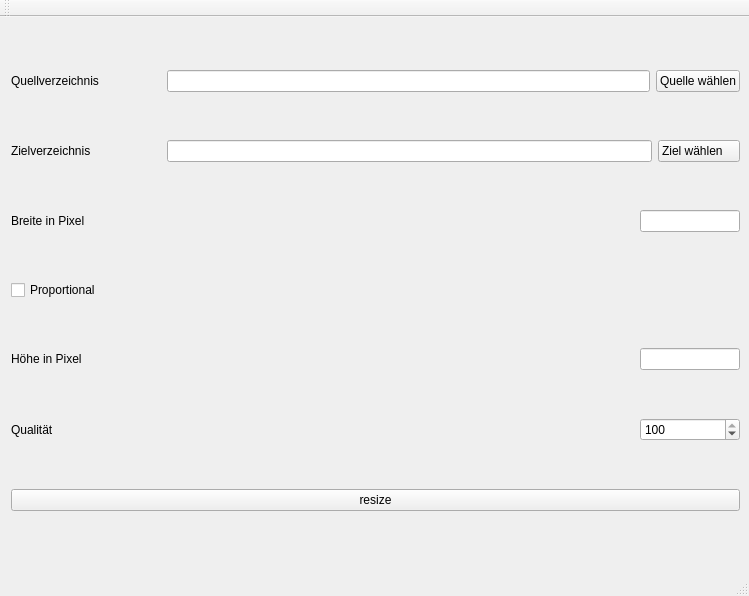
This is qtimageresizer.ui in claudio-walser/QtImageResizer as Qt 5 draws it before an edit. The edited form follows.
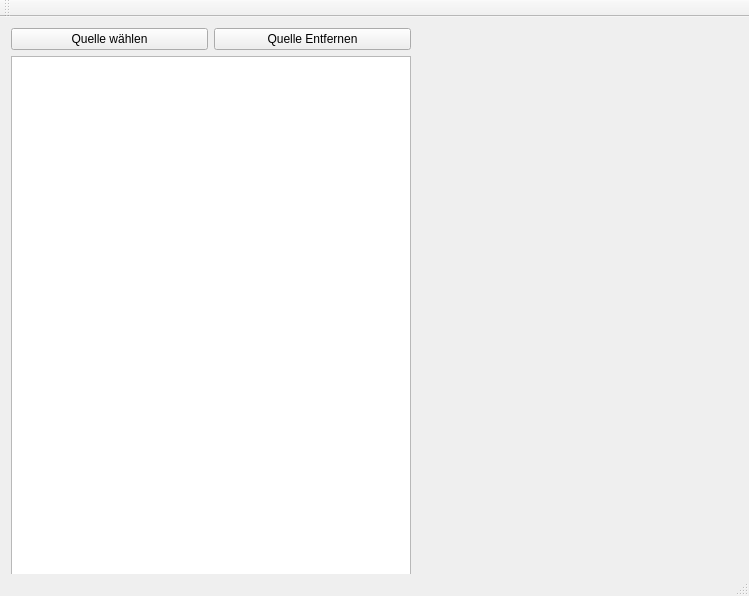
This is the edited form.

```diff
--- a/qtimageresizer.ui
+++ b/qtimageresizer.ui
@@ -19,39 +19,38 @@
      <rect>
       <x>0</x>
       <y>0</y>
-      <width>751</width>
-      <height>551</height>
+      <width>422</width>
+      <height>611</height>
      </rect>
     </property>
     <layout class="QVBoxLayout" name="verticalLayout">
      <item>
-      <layout class="QHBoxLayout" name="horizontalLayout_8">
+      <layout class="QVBoxLayout" name="layoutSource">
        <item>
-        <widget class="QLabel" name="label">
-         <property name="minimumSize">
-          <size>
-           <width>150</width>
-           <height>0</height>
-          </size>
-         </property>
-         <property name="maximumSize">
-          <size>
-           <width>16777215</width>
-           <height>16777215</height>
-          </size>
-         </property>
-         <property name="text">
-          <string>Quellverzeichnis</string>
-         </property>
-        </widget>
+        <layout class="QHBoxLayout" name="layoutSourceButtons">
+         <item>
+          <widget class="QPushButton" name="buttonSourceAdd">
+           <property name="text">
+            <string>Quelle wählen</string>
+           </property>
+          </widget>
+         </item>
+         <item>
+          <widget class="QPushButton" name="buttonSourceRemove">
+           <property name="text">
+            <string>Quelle Entfernen</string>
+           </property>
+          </widget>
+         </item>
+        </layout>
        </item>
        <item>
-        <widget class="QLineEdit" name="lineEdit_4"/>
-       </item>
-       <item>
-        <widget class="QPushButton" name="pushButton_2">
-         <property name="text">
-          <string>Quelle wählen</string>
+        <widget class="QListView" name="listViewSources">
+         <property name="sizePolicy">
+          <sizepolicy hsizetype="Expanding" vsizetype="Preferred">
+           <horstretch>0</horstretch>
+           <verstretch>0</verstretch>
+          </sizepolicy>
          </property>
         </widget>
        </item>
@@ -60,123 +59,7 @@
      <item>
       <layout class="QHBoxLayout" name="horizontalLayout_7">
        <item>
-        <widget class="QLabel" name="label_2">
-         <property name="minimumSize">
-          <size>
-           <width>150</width>
-           <height>0</height>
-          </size>
-         </property>
-         <property name="text">
-          <string>Zielverzeichnis</string>
-         </property>
-        </widget>
-       </item>
-       <item>
-        <widget class="QLineEdit" name="lineEdit_3"/>
-       </item>
-       <item>
-        <widget class="QPushButton" name="pushButton_3">
-         <property name="text">
-          <string>Ziel wählen    </string>
-         </property>
-        </widget>
-       </item>
-      </layout>
-     </item>
-     <item>
-      <layout class="QHBoxLayout" name="horizontalLayout_6">
-       <item>
-        <widget class="QLabel" name="label_3">
-         <property name="minimumSize">
-          <size>
-           <width>150</width>
-           <height>0</height>
-          </size>
-         </property>
-         <property name="text">
-          <string>Breite in Pixel</string>
-         </property>
-        </widget>
-       </item>
-       <item>
-        <widget class="QLineEdit" name="lineEdit">
-         <property name="maximumSize">
-          <size>
-           <width>100</width>
-           <height>16777215</height>
-          </size>
-         </property>
-        </widget>
-       </item>
-      </layout>
-     </item>
-     <item>
-      <layout class="QHBoxLayout" name="horizontalLayout_5">
-       <item>
-        <widget class="QCheckBox" name="checkBox">
-         <property name="autoFillBackground">
-          <bool>false</bool>
-         </property>
-         <property name="text">
-          <string>Proportional</string>
-         </property>
-        </widget>
-       </item>
-      </layout>
-     </item>
-     <item>
-      <layout class="QHBoxLayout" name="horizontalLayout_4">
-       <item>
-        <widget class="QLabel" name="label_4">
-         <property name="text">
-          <string>Höhe in Pixel</string>
-         </property>
-        </widget>
-       </item>
-       <item>
-        <widget class="QLineEdit" name="lineEdit_2">
-         <property name="maximumSize">
-          <size>
-           <width>100</width>
-           <height>16777215</height>
-          </size>
-         </property>
-        </widget>
-       </item>
-      </layout>
-     </item>
-     <item>
-      <layout class="QHBoxLayout" name="horizontalLayout_3">
-       <item>
-        <widget class="QLabel" name="label_7">
-         <property name="text">
-          <string>Qualität</string>
-         </property>
-        </widget>
-       </item>
-       <item>
-        <widget class="QSpinBox" name="spinBox">
-         <property name="maximumSize">
-          <size>
-           <width>100</width>
-           <height>16777215</height>
-          </size>
-         </property>
-         <property name="maximum">
-          <number>100</number>
-         </property>
-         <property name="value">
-          <number>100</number>
-         </property>
-        </widget>
-       </item>
-      </layout>
-     </item>
-     <item>
-      <layout class="QHBoxLayout" name="horizontalLayout">
-       <item>
-        <widget class="QPushButton" name="pushButton">
+        <widget class="QPushButton" name="buttonResize">
          <property name="text">
           <string>resize</string>
          </property>
```
Left out of the diff: 2 changed lines with no effect on the pictures.
